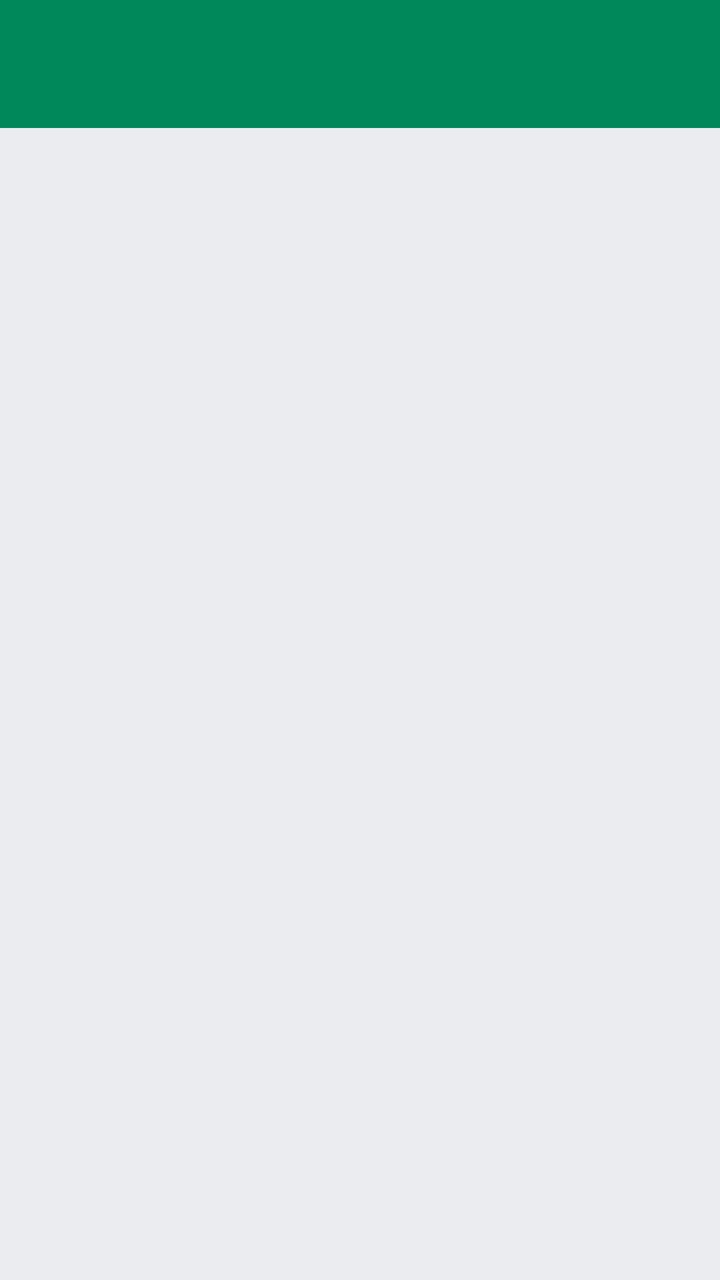
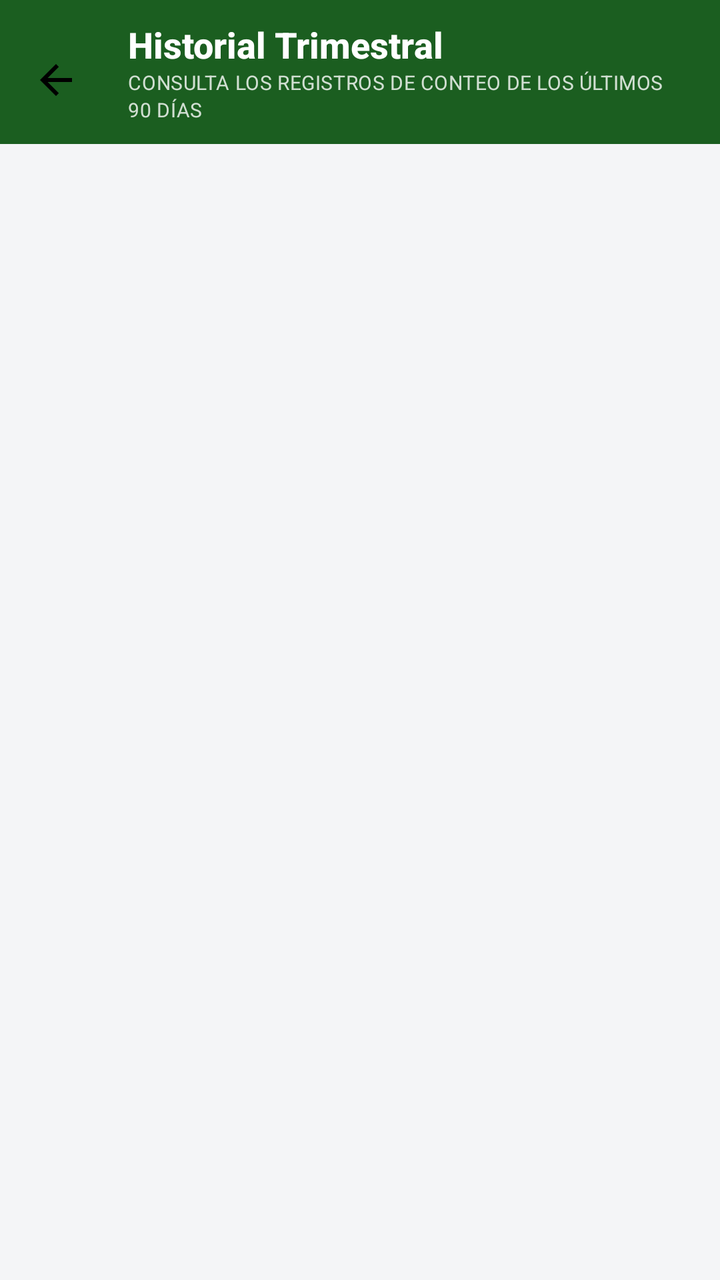

Before-and-after screenshots of an Android layout around one commit, followed by the original layout XML and the change that was made.
<!-- AndroidManifest.xml: application theme Theme.Inventario -->
<!-- res/layout/activity_inventory_history.xml -->
<?xml version="1.0" encoding="utf-8"?>
<LinearLayout
    xmlns:android="http://schemas.android.com/apk/res/android"
    xmlns:app="http://schemas.android.com/apk/res-auto"
    android:layout_width="match_parent"
    android:layout_height="match_parent"
    android:orientation="vertical"
    android:background="@color/pp_gray"
    android:fitsSystemWindows="true">

    
    <com.google.android.material.appbar.AppBarLayout
        android:layout_width="match_parent"
        android:layout_height="wrap_content"
        android:fitsSystemWindows="true"
        android:theme="@style/ThemeOverlay.MaterialComponents.Dark.ActionBar"
        app:elevation="4dp">

        <androidx.appcompat.widget.Toolbar
            android:id="@+id/toolbar"
            android:layout_width="match_parent"
            android:layout_height="?attr/actionBarSize"
            android:background="@color/pp_green"
            app:titleTextColor="@color/pp_white"
            app:navigationIconTint="@color/pp_white"/>
    </com.google.android.material.appbar.AppBarLayout>

    
    <ProgressBar
        android:id="@+id/progressBar"
        android:layout_width="wrap_content"
        android:layout_height="wrap_content"
        android:layout_gravity="center"
        android:indeterminateTint="@color/pp_green"
        android:visibility="gone"
        android:layout_margin="16dp"/>

    
    <TextView
        android:id="@+id/tvEmpty"
        android:layout_width="match_parent"
        android:layout_height="wrap_content"
        android:text="No hay registros para el día de hoy.\n\nRealiza tu primera toma de inventario con el botón del inicio."
        android:textColor="@color/pp_text_secondary"
        android:textSize="15sp"
        android:gravity="center"
        android:padding="32dp"
        android:visibility="gone"/>

    
    <androidx.recyclerview.widget.RecyclerView
        android:id="@+id/recyclerView"
        android:layout_width="match_parent"
        android:layout_height="match_parent"
        android:clipToPadding="false"
        android:padding="8dp"/>

</LinearLayout>
<!-- resources referenced by this layout -->
<resources>
  <color name="pp_gray">#EBECF0</color>
  <color name="pp_green">#00875A</color>
  <color name="pp_text_secondary">#5E6C84</color>
  <color name="pp_white">#FFFFFF</color>
  <style name="Theme.Inventario" parent="Theme.Material3.DayNight.NoActionBar">
          <item name="colorPrimary">@color/pp_green</item>
          <item name="colorOnPrimary">@color/pp_white</item>
          <item name="colorSecondary">@color/pp_green_accent</item>
          <item name="android:statusBarColor">@android:color/transparent</item>
          <item name="android:navigationBarColor">@android:color/transparent</item>
          <item name="android:windowLightStatusBar">true</item>
      </style>
  <color name="pp_green_accent">#36B37E</color>
</resources>

<!-- the commit's change to res/layout/activity_inventory_history.xml (unified diff, before → after) -->
@@ -1,58 +1,103 @@
 <?xml version="1.0" encoding="utf-8"?>
-<LinearLayout
+<androidx.coordinatorlayout.widget.CoordinatorLayout
     xmlns:android="http://schemas.android.com/apk/res/android"
     xmlns:app="http://schemas.android.com/apk/res-auto"
+    android:id="@+id/history_root"
     android:layout_width="match_parent"
     android:layout_height="match_parent"
-    android:orientation="vertical"
-    android:background="@color/pp_gray"
-    android:fitsSystemWindows="true">
+    android:background="@color/pp_background">
 
-    
     <com.google.android.material.appbar.AppBarLayout
+        android:id="@+id/appbar"
         android:layout_width="match_parent"
         android:layout_height="wrap_content"
-        android:fitsSystemWindows="true"
-        android:theme="@style/ThemeOverlay.MaterialComponents.Dark.ActionBar"
+        android:background="@color/pp_splash_text_green"
         app:elevation="4dp">
 
         <androidx.appcompat.widget.Toolbar
             android:id="@+id/toolbar"
             android:layout_width="match_parent"
-            android:layout_height="?attr/actionBarSize"
-            android:background="@color/pp_green"
-            app:titleTextColor="@color/pp_white"
-            app:navigationIconTint="@color/pp_white"/>
+            android:layout_height="wrap_content"
+            android:minHeight="?attr/actionBarSize"
+            android:paddingVertical="8dp"
+            app:navigationIcon="@drawable/ic_back"
+            app:navigationIconTint="@color/pp_white">
+
+            <LinearLayout
+                android:layout_width="match_parent"
+                android:layout_height="wrap_content"
+                android:orientation="vertical"
+                android:layout_marginStart="8dp"
+                android:layout_marginEnd="16dp">
+
+                <TextView
+                    android:layout_width="wrap_content"
+                    android:layout_height="wrap_content"
+                    android:text="Historial Trimestral"
+                    android:textColor="@color/pp_white"
+                    android:textSize="18sp"
+                    android:textStyle="bold"
+                    android:fontFamily="sans-serif-medium" />
+
+                <TextView
+                    android:layout_width="match_parent"
+                    android:layout_height="wrap_content"
+                    android:text="Consulta los registros de conteo de los últimos 90 días"
+                    android:textColor="#CCFFFFFF"
+                    android:textSize="10sp"
+                    android:textAllCaps="true"
+                    android:letterSpacing="0.02"
+                    android:lineSpacingExtra="2dp"
+                    android:maxLines="2"
+                    android:ellipsize="end" />
+            </LinearLayout>
+        </androidx.appcompat.widget.Toolbar>
     </com.google.android.material.appbar.AppBarLayout>
 
-    
-    <ProgressBar
-        android:id="@+id/progressBar"
-        android:layout_width="wrap_content"
-        android:layout_height="wrap_content"
-        android:layout_gravity="center"
-        android:indeterminateTint="@color/pp_green"
-        android:visibility="gone"
-        android:layout_margin="16dp"/>
-
-    
-    <TextView
-        android:id="@+id/tvEmpty"
-        android:layout_width="match_parent"
-        android:layout_height="wrap_content"
-        android:text="No hay registros para el día de hoy.\n\nRealiza tu primera toma de inventario con el botón del inicio."
-        android:textColor="@color/pp_text_secondary"
-        android:textSize="15sp"
-        android:gravity="center"
-        android:padding="32dp"
-        android:visibility="gone"/>
-
-    
-    <androidx.recyclerview.widget.RecyclerView
-        android:id="@+id/recyclerView"
+    <androidx.core.widget.NestedScrollView
         android:layout_width="match_parent"
         android:layout_height="match_parent"
-        android:clipToPadding="false"
-        android:padding="8dp"/>
+        app:layout_behavior="@string/appbar_scrolling_view_behavior"
+        android:scrollbars="none"
+        android:fillViewport="true">
 
-</LinearLayout>
+        <LinearLayout
+            android:layout_width="match_parent"
+            android:layout_height="wrap_content"
+            android:orientation="vertical"
+            android:padding="8dp">
+
+            
+            <ProgressBar
+                android:id="@+id/progressBar"
+                android:layout_width="32dp"
+                android:layout_height="32dp"
+                android:layout_gravity="center"
+                android:indeterminateTint="@color/pp_splash_text_green"
+                android:visibility="gone"
+                android:layout_margin="24dp"/>
+
+            
+            <TextView
+                android:id="@+id/tvEmpty"
+                android:layout_width="match_parent"
+                android:layout_height="wrap_content"
+                android:text="No hay registros para los últimos 90 días."
+                android:textColor="@color/pp_text_secondary"
+                android:textSize="15sp"
+                android:gravity="center"
+                android:padding="32dp"
+                android:visibility="gone"/>
+
+            
+            <androidx.recyclerview.widget.RecyclerView
+                android:id="@+id/recyclerView"
+                android:layout_width="match_parent"
+                android:layout_height="wrap_content"
+                android:nestedScrollingEnabled="false"
+                android:clipToPadding="false"/>
+
+        </LinearLayout>
+    </androidx.core.widget.NestedScrollView>
+
+</androidx.coordinatorlayout.widget.CoordinatorLayout>
<!-- resource entries referenced after the edit -->
@@ -1,11 +1,22 @@
 <!-- resources referenced by this layout -->
 <resources>
-  <color name="pp_gray">#EBECF0</color>
-  <color name="pp_green">#00875A</color>
+  <color name="pp_background">#F4F5F7</color>
+  <color name="pp_splash_text_green">#1B5E20</color>
   <color name="pp_text_secondary">#5E6C84</color>
   <color name="pp_white">#FFFFFF</color>
+  <!-- drawable ic_back (drawable) -->
+  <?xml version="1.0" encoding="utf-8"?>
+  <vector xmlns:android="http://schemas.android.com/apk/res/android"
+      android:width="24dp"
+      android:height="24dp"
+      android:viewportWidth="24.0"
+      android:viewportHeight="24.0">
+      <path
+          android:fillColor="#FF000000"
+          android:pathData="M20,11H7.83l5.59,-5.59L12,4l-8,8l8,8l1.41,-1.41L7.83,13H20v-2z"/>
+  </vector>
   <style name="Theme.Inventario" parent="Theme.Material3.DayNight.NoActionBar">
-          <item name="colorPrimary">@color/pp_green</item>
+          <item name="colorPrimary">@color/pp_splash_text_green</item>
           <item name="colorOnPrimary">@color/pp_white</item>
           <item name="colorSecondary">@color/pp_green_accent</item>
           <item name="android:statusBarColor">@android:color/transparent</item>
